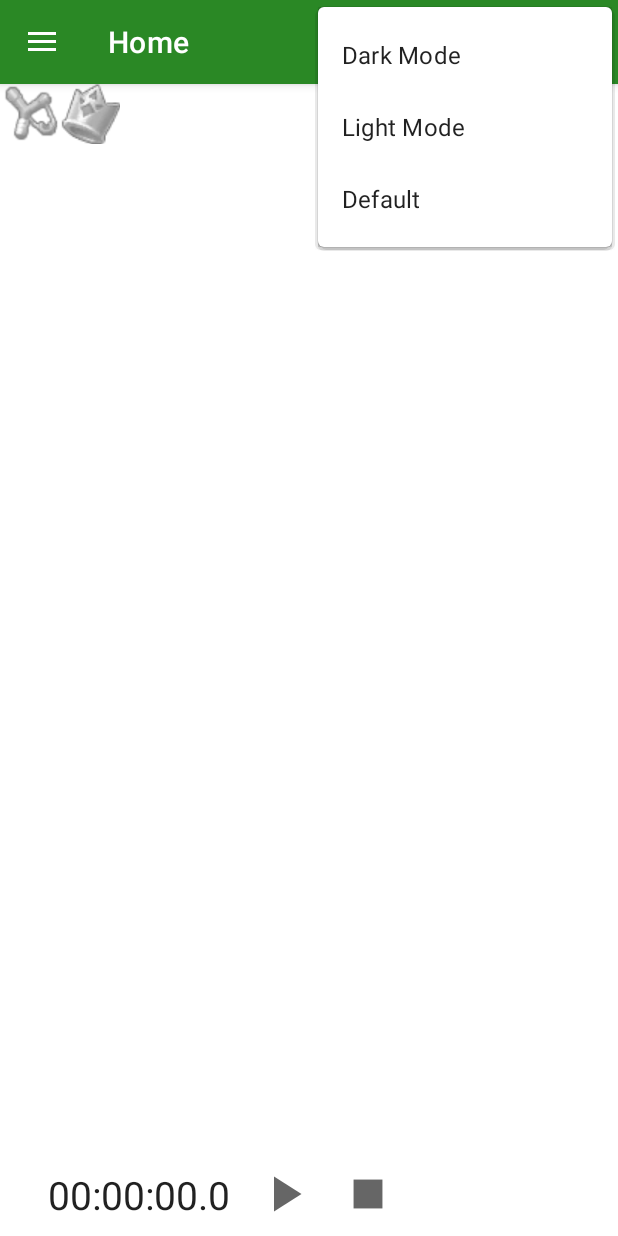
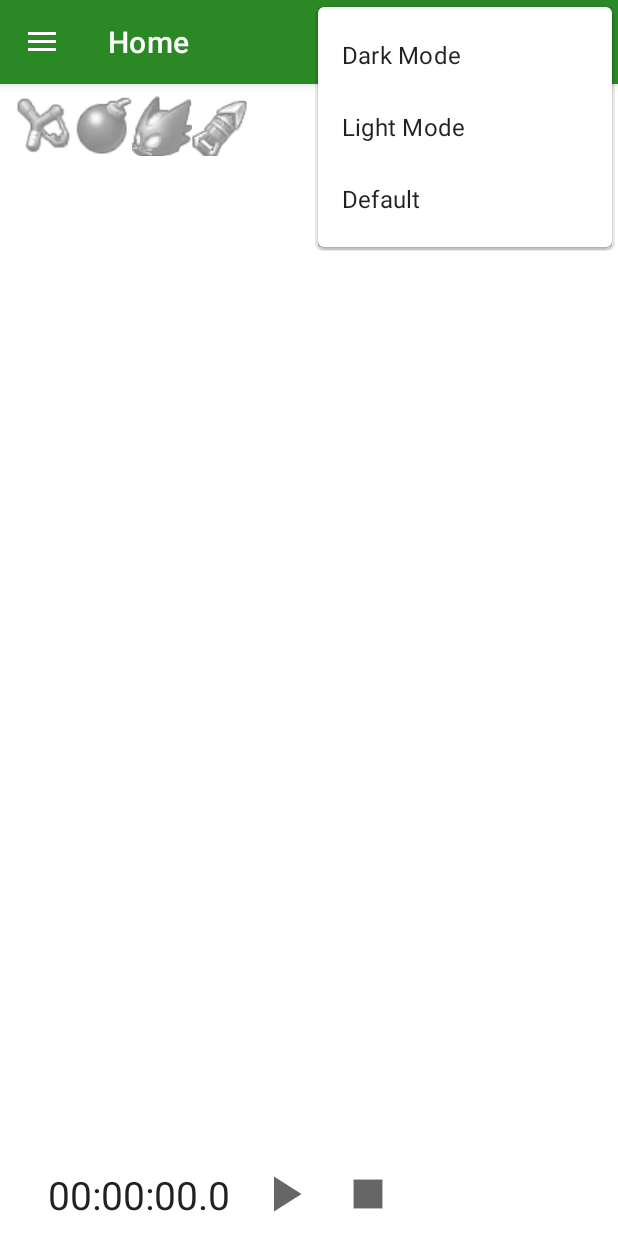
Before and after one commit to mihcchan/OoT-Tracker, an Android app: the screen it shows after launch (MainActivity), with the options menu open, on a phone screen of 412 x 824 dp. Run offline under Robolectric (Android 15) with nearby library versions, the phone set to English and light mode, and no system bars; our stand-ins replace navigation-ui.

Commit message:
added some more icons

```diff
--- a/app/src/main/java/com/example/oot_tracker_2/ui/home/HomeFragment.kt
+++ b/app/src/main/java/com/example/oot_tracker_2/ui/home/HomeFragment.kt
@@ -42,7 +42,7 @@ class HomeFragment : Fragment() {
         _binding = FragmentHomeBinding.inflate(inflater, container, false)
         val root: View = binding.root
 
-        val strengthButton: ImageButton = binding.imageButton
+        val strengthButton: ImageButton = binding.strengthButton
         strengthButton.setOnClickListener {
             strengthChange(strengthButton)
         }
--- a/app/src/main/res/layout/fragment_home.xml
+++ b/app/src/main/res/layout/fragment_home.xml
@@ -7,9 +7,10 @@
     tools:context=".ui.home.HomeFragment">
 
     <ToggleButton
-        android:id="@+id/toggleButton"
+        android:id="@+id/slingshotButton"
         android:layout_width="@dimen/item_size"
         android:layout_height="@dimen/item_size"
+        android:layout_margin="8dp"
         android:background="@drawable/selector_slingshot"
         android:textOff=""
         android:textOn=""
@@ -17,13 +18,45 @@
         app:layout_constraintTop_toTopOf="parent" />
 
     <ImageButton
-        android:id="@+id/imageButton"
+        android:id="@+id/bombButton"
         android:layout_width="@dimen/item_size"
         android:layout_height="@dimen/item_size"
+        android:background="@null"
+        android:src="@drawable/oot3d_bomb_icon_bw"
+        app:layout_constraintBottom_toBottomOf="@+id/slingshotButton"
+        app:layout_constraintStart_toEndOf="@+id/slingshotButton"
+        app:layout_constraintTop_toTopOf="@+id/slingshotButton" />
+
+    <ImageButton
+        android:id="@+id/bombchuButton"
+        android:layout_width="@dimen/item_size"
+        android:layout_height="@dimen/item_size"
+        android:background="@null"
+        android:src="@drawable/oot3d_bombchu_icon_bw"
+        app:layout_constraintBottom_toBottomOf="@+id/bombButton"
+        app:layout_constraintStart_toEndOf="@+id/bombButton"
+        app:layout_constraintTop_toTopOf="@+id/bombButton" />
+
+    <ImageButton
+        android:id="@+id/hookshotButton"
+        android:layout_width="@dimen/item_size"
+        android:layout_height="@dimen/item_size"
+        android:background="@null"
+        android:src="@drawable/oot3d_hookshot_icon_bw"
+        app:layout_constraintBottom_toBottomOf="@+id/bombchuButton"
+        app:layout_constraintStart_toEndOf="@+id/bombchuButton"
+        app:layout_constraintTop_toTopOf="@+id/bombchuButton" />
+
+    <ImageButton
+        android:id="@+id/strengthButton"
+        android:layout_width="@dimen/item_size"
+        android:layout_height="@dimen/item_size"
+        android:background="@null"
+        android:visibility="invisible"
         android:src="@drawable/oot3d_goron_bracelet_icon_bw"
-        android:background="@null"
-        app:layout_constraintStart_toEndOf="@+id/toggleButton"
-        app:layout_constraintTop_toTopOf="parent" />
+        app:layout_constraintBottom_toBottomOf="@+id/bombButton"
+        app:layout_constraintStart_toEndOf="@+id/bombButton"
+        app:layout_constraintTop_toTopOf="@+id/bombButton" />
 
     <!--        <Chronometer-->
     <!--            android:id="@+id/chronometer"-->
```
